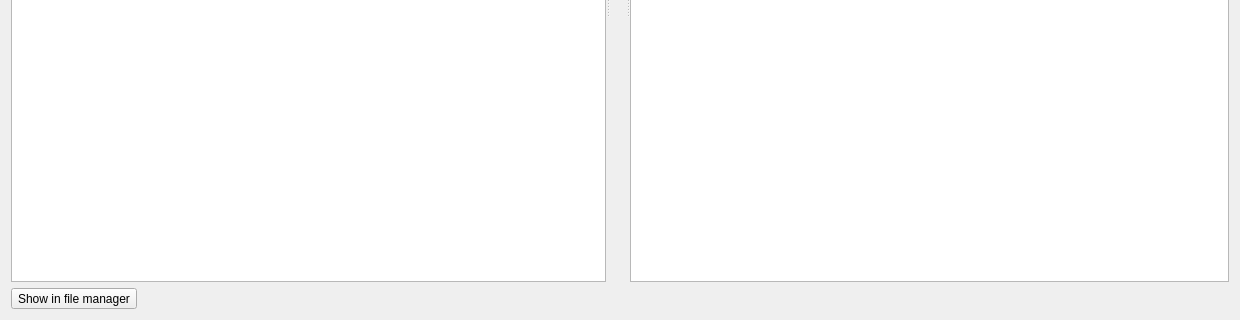
This is app/playlist_ui/trackinfodialog.ui in olegantonyan/mpz as Qt 5 draws it before an edit; both pictures show x 0 to 1240 and y 280 to 600 of the 1240 by 600 pixel window. The edited form follows.
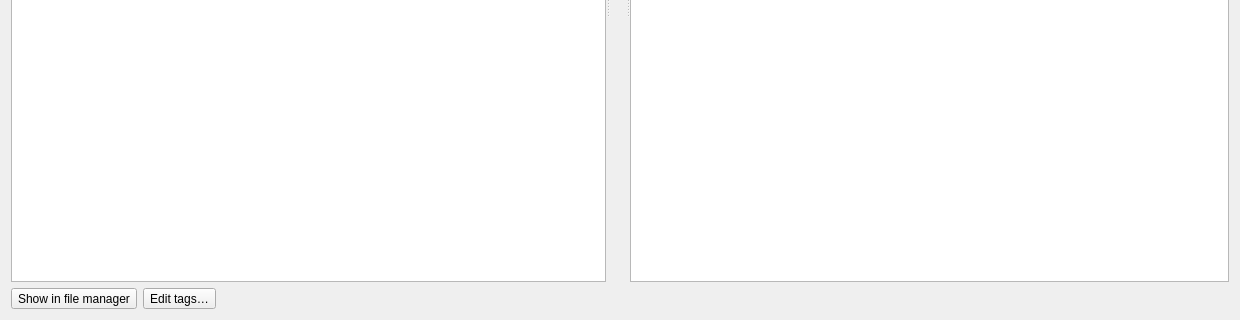
This is the edited form.

Commit message: edit tags from track info dialog button

```diff
--- a/app/playlist_ui/trackinfodialog.ui
+++ b/app/playlist_ui/trackinfodialog.ui
@@ -106,11 +106,35 @@
     </widget>
    </item>
    <item>
+    <layout class="QHBoxLayout" name="buttonsLayout">
+     <item>
     <widget class="QToolButton" name="toolButtonOpenFileManager">
      <property name="text">
       <string>Show in file manager</string>
      </property>
     </widget>
+     </item>
+     <item>
+      <widget class="QToolButton" name="toolButtonEditTags">
+       <property name="text">
+        <string>Edit tags…</string>
+       </property>
+      </widget>
+     </item>
+     <item>
+      <spacer name="buttonsSpacer">
+       <property name="orientation">
+        <enum>Qt::Horizontal</enum>
+       </property>
+       <property name="sizeHint" stdset="0">
+        <size>
+         <width>40</width>
+         <height>20</height>
+        </size>
+       </property>
+      </spacer>
+     </item>
+    </layout>
    </item>
   </layout>
  </widget>
```
Lines whose indentation alone changed are shown as unchanged. The commit also changes 11 other files.
